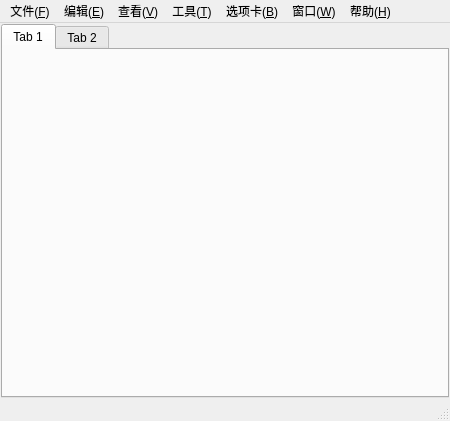
First picture: the form in WindowsClient/shh_UI/mainwindow.ui, repository H-tao/Penguin, before the edit.
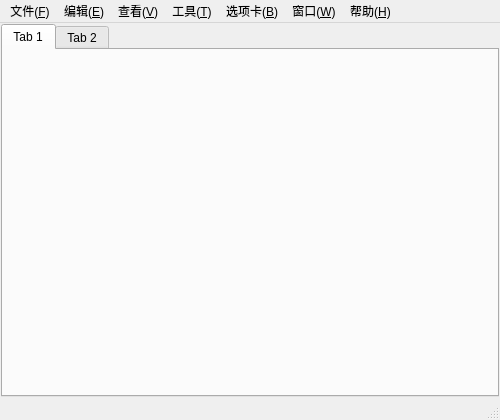
Second picture: the form after the edit.

The edit to the form file:
```diff
--- a/WindowsClient/shh_UI/mainwindow.ui
+++ b/WindowsClient/shh_UI/mainwindow.ui
@@ -6,8 +6,8 @@
    <rect>
     <x>0</x>
     <y>0</y>
-    <width>450</width>
-    <height>421</height>
+    <width>500</width>
+    <height>420</height>
    </rect>
   </property>
   <property name="windowTitle">
@@ -71,7 +71,7 @@
     <rect>
      <x>0</x>
      <y>0</y>
-     <width>450</width>
+     <width>500</width>
      <height>23</height>
     </rect>
    </property>
```
